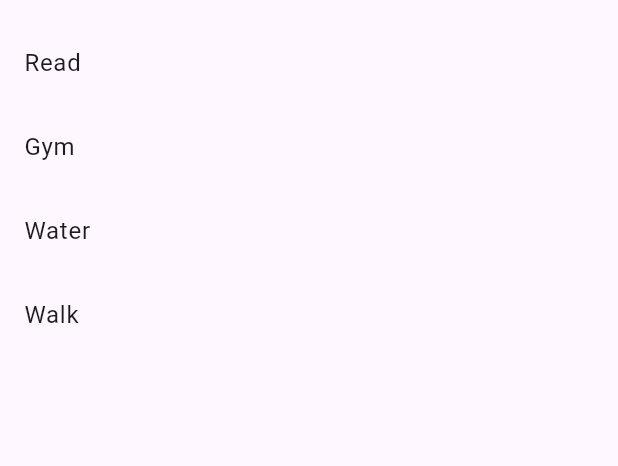
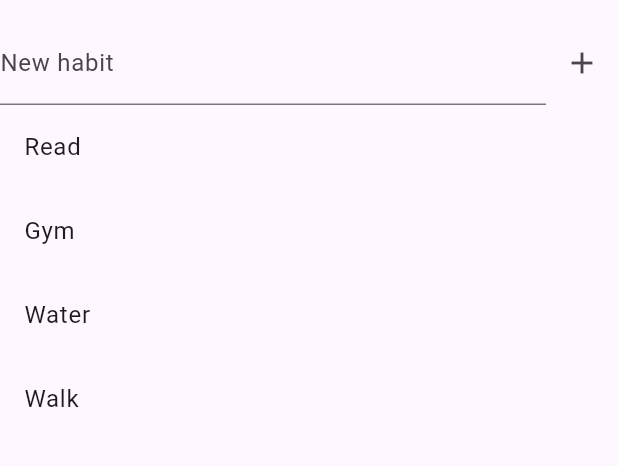
Before and after one commit to R-Eman-A-L/streakbook-flutter, a Flutter app: the screen it shows after launch, on a phone screen of 412 x 824 dp, the part 63-529 px from its top. Run offline on Flutter 3.47's test engine with Material 3 defaults, Android fonts, the phone set to English and light mode, and no system bars.

Commit message:
Day 3: add-habit form with trim + validation

```diff
--- a/lib/main.dart
+++ b/lib/main.dart
@@ -27,14 +27,57 @@ class HabitListScreen extends StatefulWidget {
 
 class _HabitListScreenState extends State<HabitListScreen> {
   final Set<String> done = {};
+  final List<String> habits = ['Read', 'Gym', 'Water', 'Walk'];
+  final _controller = TextEditingController();
+  final _formKey = GlobalKey<FormState>();
+
+  @override
+  void dispose() {
+    _controller.dispose();
+    super.dispose();
+  }
 
   @override
   Widget build(BuildContext context) {
-    List<String> habits = ['Read', 'Gym', 'Water', 'Walk'];
-
     return Scaffold(
       appBar: AppBar(title: const Text('StreakBook')),
-      body: ListView.builder(
+      body: Column(
+        children: [
+          Form(
+            key: _formKey,
+            child: Row(
+              children: [
+                Expanded(
+                  child: TextFormField(
+                    controller: _controller,
+                    decoration: const InputDecoration(labelText: 'New habit'),
+                    validator: (value) {
+                      final name = value?.trim() ?? '';
+                      if (name.isEmpty) return "Enter a habit name";
+                      if (habits.contains(name)) {
+                        return 'You already have that habit';
+                      }
+                      return null;
+                    },
+                  ),
+                ),
+                IconButton(
+                  tooltip: 'Add habit',
+                  onPressed: () {
+                    if (_formKey.currentState!.validate()) {
+                      setState(() {
+                        habits.add(_controller.text.trim());
+                        _controller.clear();
+                      });
+                    }
+                  },
+                  icon: const Icon(Icons.add),
+                ),
+              ],
+            ),
+          ),
+          Expanded(
+            child: ListView.builder(
               itemCount: habits.length,
               itemBuilder: (context, index) {
                 final habit = habits[index];
@@ -55,6 +98,9 @@ class _HabitListScreenState extends State<HabitListScreen> {
                 );
               },
             ),
+          ),
+        ],
+      ),
     );
   }
 }
```
Lines whose indentation alone changed are shown as unchanged.
